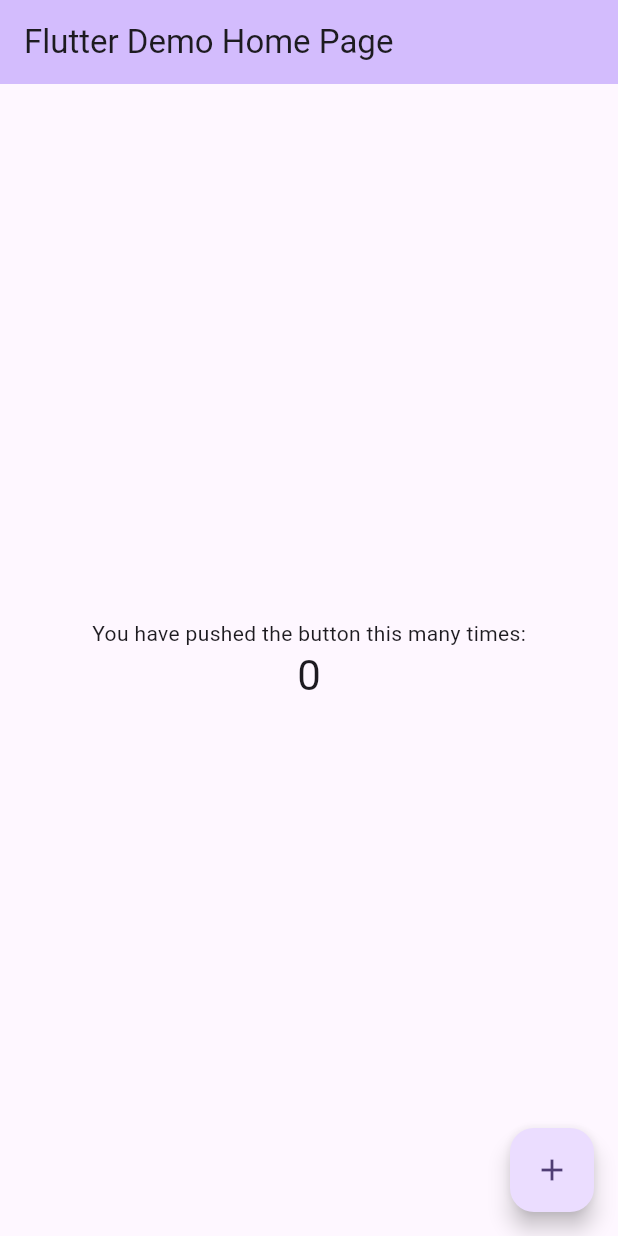
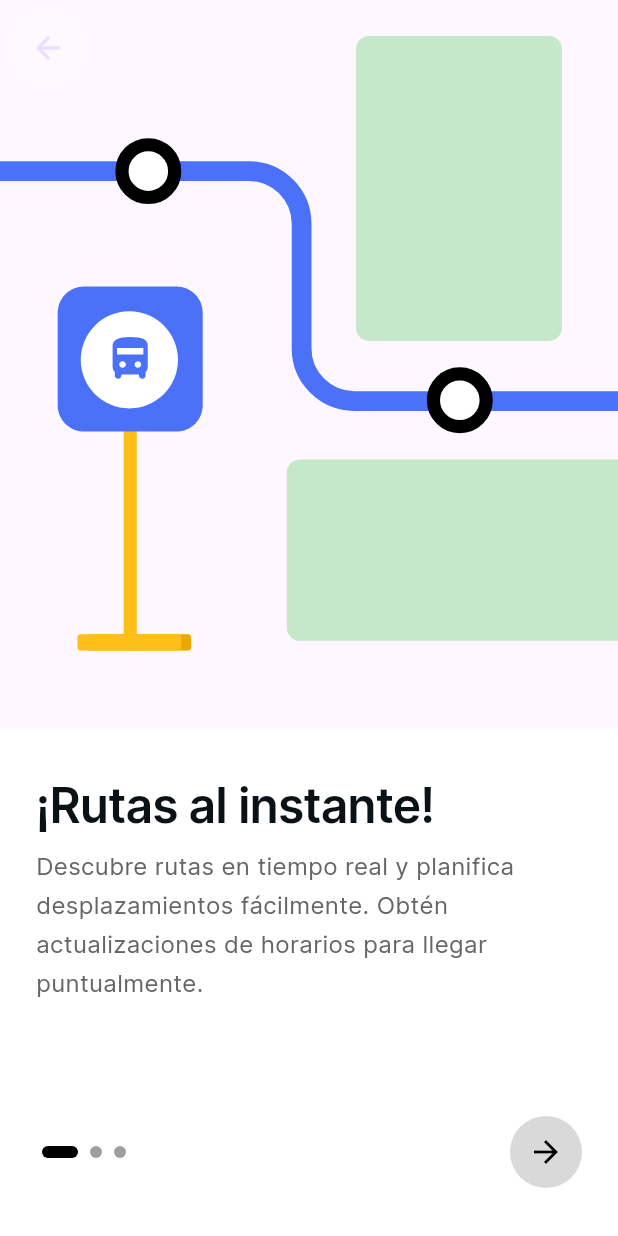
Before and after one commit to movilidad-up/simup-up-app, a Flutter app: the screen it shows after launch, on a phone screen of 412 x 824 dp. Run offline on Flutter 3.47's test engine with Material 3 defaults, Android fonts, the phone set to English and light mode, and no system bars; our stand-ins replace flutter_svg; generated files the repository leaves out were written again.

Commit message:
SMP-001 - Implements onboarding screen and resources.

```diff
--- /dev/null
+++ b/lib/l10n/app_en.arb
@@ -0,0 +1,26 @@
+{
+  "onboardTitle1": "Instant Routes!",
+  "@onboardTitle1": {
+    "description": "The first onboarding view title"
+  },
+  "onboardSubtitle1": "Discover real-time routes and easily plan your commutes. Get schedule updates to arrive on time.",
+  "@onboardSubtitle1": {
+    "description": "The first onboarding view subtitle"
+  },
+  "onboardTitle2": "Travel with Ease",
+  "@onboardTitle2": {
+    "description": "The second onboarding view title"
+  },
+  "onboardSubtitle2": "Explore transportation options from campus and choose the best one. Learn about available opportunities at each station.",
+  "@onboardSubtitle2": {
+    "description": "The second onboarding view subtitle"
+  },
+  "onboardTitle3": "Instant Notifications",
+  "@onboardTitle3": {
+    "description": "The third onboarding view title"
+  },
+  "onboardSubtitle3": "Receive alerts about bus status and travel worry-free. Stay informed at all times.",
+  "@onboardSubtitle3": {
+    "description": "The third onboarding view subtitle"
+  }
+}
--- /dev/null
+++ b/lib/l10n/app_es.arb
@@ -0,0 +1,8 @@
+{
+  "onboardTitle1": "¡Rutas al instante!",
+  "onboardSubtitle1": "Descubre rutas en tiempo real y planifica desplazamientos fácilmente. Obtén actualizaciones de horarios para llegar puntualmente.",
+  "onboardTitle2": "Desplázate con facilidad",
+  "onboardSubtitle2": "Explora opciones de transporte desde el campus y elige la mejor. Conoce oportunidades disponibles en cada estación.",
+  "onboardTitle3": "Notificaciones instantáneas",
+  "onboardSubtitle3": "Recibe alertas sobre el estado de los buses y viaja sin preocupaciones. Mantente informado en todo momento."
+}
--- /dev/null
+++ b/lib/l10n/l10n.dart
@@ -0,0 +1,7 @@
+import 'package:flutter/material.dart';
+
+class L10n {
+  static final all = [
+    const Locale('es'),
+  ];
+}
--- a/lib/main.dart
+++ b/lib/main.dart
@@ -1,125 +1,52 @@
 import 'package:flutter/material.dart';
+import 'package:flutter/services.dart';
+import 'package:flutter_localizations/flutter_localizations.dart';
+import 'package:flutter_gen/gen_l10n/app_localizations.dart';
+import 'package:simup_up/views/onboarding_view.dart';
+import 'l10n/l10n.dart';
 
-void main() {
-  runApp(const MyApp());
+Future<void> main() async {
+  WidgetsFlutterBinding.ensureInitialized();
+
+  SystemChrome.setPreferredOrientations(
+      [
+        DeviceOrientation.portraitUp,
+        DeviceOrientation.portraitDown
+      ]
+  );
+
+  runApp(
+    MyApp(),
+  );
 }
 
-class MyApp extends StatelessWidget {
-  const MyApp({super.key});
+class MyApp extends StatefulWidget {
+  const MyApp({Key? key}) : super(key: key);
 
-  // This widget is the root of your application.
   @override
-  Widget build(BuildContext context) {
-    return MaterialApp(
-      title: 'Flutter Demo',
-      theme: ThemeData(
-        // This is the theme of your application.
-        //
-        // TRY THIS: Try running your application with "flutter run". You'll see
-        // the application has a purple toolbar. Then, without quitting the app,
-        // try changing the seedColor in the colorScheme below to Colors.green
-        // and then invoke "hot reload" (save your changes or press the "hot
-        // reload" button in a Flutter-supported IDE, or press "r" if you used
-        // the command line to start the app).
-        //
-        // Notice that the counter didn't reset back to zero; the application
-        // state is not lost during the reload. To reset the state, use hot
-        // restart instead.
-        //
-        // This works for code too, not just values: Most code changes can be
-        // tested with just a hot reload.
-        colorScheme: ColorScheme.fromSeed(seedColor: Colors.deepPurple),
-        useMaterial3: true,
-      ),
-      home: const MyHomePage(title: 'Flutter Demo Home Page'),
-    );
-  }
+  _MyAppState createState() => _MyAppState();
 }
 
-class MyHomePage extends StatefulWidget {
-  const MyHomePage({super.key, required this.title});
-
-  // This widget is the home page of your application. It is stateful, meaning
-  // that it has a State object (defined below) that contains fields that affect
-  // how it looks.
-
-  // This class is the configuration for the state. It holds the values (in this
-  // case the title) provided by the parent (in this case the App widget) and
-  // used by the build method of the State. Fields in a Widget subclass are
-  // always marked "final".
-
-  final String title;
-
+class _MyAppState extends State<MyApp> with WidgetsBindingObserver {
   @override
-  State<MyHomePage> createState() => _MyHomePageState();
-}
-
-class _MyHomePageState extends State<MyHomePage> {
-  int _counter = 0;
-
-  void _incrementCounter() {
-    setState(() {
-      // This call to setState tells the Flutter framework that something has
-      // changed in this State, which causes it to rerun the build method below
-      // so that the display can reflect the updated values. If we changed
-      // _counter without calling setState(), then the build method would not be
-      // called again, and so nothing would appear to happen.
-      _counter++;
-    });
+  void initState() {
+    super.initState();
+    WidgetsBinding.instance.addObserver(this);
   }
 
   @override
   Widget build(BuildContext context) {
-    // This method is rerun every time setState is called, for instance as done
-    // by the _incrementCounter method above.
-    //
-    // The Flutter framework has been optimized to make rerunning build methods
-    // fast, so that you can just rebuild anything that needs updating rather
-    // than having to individually change instances of widgets.
-    return Scaffold(
-      appBar: AppBar(
-        // TRY THIS: Try changing the color here to a specific color (to
-        // Colors.amber, perhaps?) and trigger a hot reload to see the AppBar
-        // change color while the other colors stay the same.
-        backgroundColor: Theme.of(context).colorScheme.inversePrimary,
-        // Here we take the value from the MyHomePage object that was created by
-        // the App.build method, and use it to set our appbar title.
-        title: Text(widget.title),
-      ),
-      body: Center(
-        // Center is a layout widget. It takes a single child and positions it
-        // in the middle of the parent.
-        child: Column(
-          // Column is also a layout widget. It takes a list of children and
-          // arranges them vertically. By default, it sizes itself to fit its
-          // children horizontally, and tries to be as tall as its parent.
-          //
-          // Column has various properties to control how it sizes itself and
-          // how it positions its children. Here we use mainAxisAlignment to
-          // center the children vertically; the main axis here is the vertical
-          // axis because Columns are vertical (the cross axis would be
-          // horizontal).
-          //
-          // TRY THIS: Invoke "debug painting" (choose the "Toggle Debug Paint"
-          // action in the IDE, or press "p" in the console), to see the
-          // wireframe for each widget.
-          mainAxisAlignment: MainAxisAlignment.center,
-          children: <Widget>[
-            const Text(
-              'You have pushed the button this many times:',
-            ),
-            Text(
-              '$_counter',
-              style: Theme.of(context).textTheme.headlineMedium,
-            ),
-          ],
-        ),
-      ),
-      floatingActionButton: FloatingActionButton(
-        onPressed: _incrementCounter,
-        tooltip: 'Increment',
-        child: const Icon(Icons.add),
-      ), // This trailing comma makes auto-formatting nicer for build methods.
+    return MaterialApp(
+      title: 'Movilidad UP',
+      debugShowCheckedModeBanner: false,
+      supportedLocales: L10n.all,
+      localizationsDelegates: const [
+        AppLocalizations.delegate,
+        GlobalMaterialLocalizations.delegate,
+        GlobalWidgetsLocalizations.delegate,
+        GlobalCupertinoLocalizations.delegate,
+      ],
+      home: const OnboardingView(),
     );
   }
 }
--- /dev/null
+++ b/lib/views/components/onboarding_card.dart
@@ -0,0 +1,95 @@
+import 'package:flutter/material.dart';
+import 'package:simup_up/views/components/slider_dots.dart';
+import 'package:simup_up/views/styles/spaces.dart';
+
+class OnboardingCard extends StatelessWidget {
+  final int currentIndex;
+  final List<Map<String, String>> items;
+  final VoidCallback onNextPressed;
+
+  const OnboardingCard({super.key, required this.onNextPressed, required this.currentIndex, required this.items});
+
+  @override
+  Widget build(BuildContext context) {
+    double screenWidth = MediaQuery.of(context).size.width;
+    double screenHeight = MediaQuery.of(context).size.height;
+
+    return DecoratedBox(
+      decoration: const BoxDecoration(
+        color: Colors.white,
+      ),
+      child: Padding(
+        padding: const EdgeInsets.only(
+            top: 32.0,
+            right: 24.0,
+            bottom: 32.0,
+            left: 24.0
+        ),
+        child: SizedBox(
+          height: screenHeight / 3,
+          child: Column(
+            mainAxisAlignment: MainAxisAlignment.spaceBetween,
+            children: [
+              SizedBox(
+                width: screenWidth,
+                child: Column(
+                  crossAxisAlignment: CrossAxisAlignment.start,
+                  mainAxisAlignment: MainAxisAlignment.start,
+                  children: [
+                    Text(
+                      '${items[currentIndex]['title']}',
+                      style: const TextStyle(
+                          fontFamily: 'Inter',
+                          fontSize: 32,
+                          letterSpacing: -0.6,
+                          height: 0,
+                          fontWeight: FontWeight.w600,
+                          color: Color(0xFF0B1215)
+                      ),
+                      textAlign: TextAlign.start,
+                    ),
+                    VerticalSpacing(8.0),
+                    Text(
+                      '${items[currentIndex]['subtitle']}',
+                      style: const TextStyle(
+                          fontFamily: 'Inter',
+                          fontSize: 16,
+                          height: 1.6,
+                          fontWeight: FontWeight.normal,
+                          color: Color(0xFF666666)),
+                      textAlign: TextAlign.start,
+                    )
+                  ],
+                ),
+              ),
+              Row(
+                mainAxisAlignment: MainAxisAlignment.spaceBetween,
+                children: [
+                  SliderDots(
+                    dotNumber: 3,
+                    currentDot: currentIndex,
+                  ),
+                  GestureDetector(
+                    onTap: onNextPressed,
+                    child: DecoratedBox(
+                      decoration: BoxDecoration(
+                        color: Color(0xFFD9D9D9),
+                        borderRadius: BorderRadius.circular(100.0),
+                      ),
+                      child: const Padding(
+                        padding: const EdgeInsets.all(12.0),
+                        child: Icon(
+                          Icons.arrow_forward,
+                          color: Colors.black,
+                        ),
+                      ),
+                    ),
+                  )
+                ],
+              )
+            ],
+          ),
+        ),
+      ),);
+  }
+}
--- /dev/null
+++ b/lib/views/components/slider_dots.dart
@@ -0,0 +1,30 @@
+import 'package:flutter/material.dart';
+
+class SliderDots extends StatelessWidget {
+  final int dotNumber;
+  final int currentDot;
+
+  const SliderDots(
+      {super.key, required this.dotNumber, required this.currentDot});
+
+  @override
+  Widget build(BuildContext context) {
+    return Row(
+      mainAxisAlignment: MainAxisAlignment.center,
+      children: List.generate(
+        dotNumber,
+            (index) => AnimatedContainer(
+          duration: const Duration(milliseconds: 500),
+          curve: Curves.fastOutSlowIn,
+          width: index == currentDot ? 24.0 : 8.0,
+          height: 8.0,
+          margin: const EdgeInsets.symmetric(horizontal: 4.0),
+          decoration: BoxDecoration(
+            borderRadius: BorderRadius.circular(24.0),
+            color: index == currentDot ? Colors.black : Colors.grey,
+          ),
+        ),
+      ),
+    );
+  }
+}
--- /dev/null
+++ b/lib/views/get_started_view.dart
@@ -0,0 +1,13 @@
+import 'package:flutter/material.dart';
+
+class GetStartedView extends StatelessWidget {
+  const GetStartedView({super.key});
+
+
+  @override
+  Widget build(BuildContext context) {
+    return const Scaffold(
+      body: Text("Get Started View"),
+    );
+  }
+}
--- /dev/null
+++ b/lib/views/onboarding_view.dart
@@ -0,0 +1,108 @@
+import 'package:flutter/material.dart';
+import 'package:flutter_svg/svg.dart';
+import 'package:flutter_gen/gen_l10n/app_localizations.dart';
+import 'package:simup_up/views/components/onboarding_card.dart';
+import 'package:simup_up/views/get_started_view.dart';
+import 'package:simup_up/views/utils/custom-page-router.dart';
+
+class OnboardingView extends StatefulWidget {
+  const OnboardingView({super.key});
+
+  @override
+  State<OnboardingView> createState() => _OnboardingViewState();
+}
+
+class _OnboardingViewState extends State<OnboardingView> {
+  int currentView = 0;
+
+  @override
+  Widget build(BuildContext context) {
+    double screenWidth = MediaQuery.of(context).size.width;
+    double screenHeight = MediaQuery.of(context).size.height;
+    List<String> images = [
+      'assets/images/illustrations/get-started-routes.svg',
+      'assets/images/illustrations/get-started-displacement.svg',
+      'assets/images/illustrations/get-started-notifications.svg',
+    ];
+
+    void _updateNextView() {
+      setState(() {
+        if (currentView < 2) {
+          currentView++;
+        } else {
+          Navigator.of(context).push(CustomPageRoute(const GetStartedView()));
+        }
+      });
+    }
+
+    void _updatePreviousView() {
+      setState(() {
+        if (currentView > 0) {
+          currentView--;
+        }
+      });
+    }
+
+    return Scaffold(
+      backgroundColor: Theme.of(context).colorScheme.background,
+      body: SafeArea(
+        child: AnimatedSwitcher(
+          duration: const Duration(milliseconds: 180),
+          child: SizedBox(
+            key: UniqueKey(),
+            height: screenHeight,
+            width: screenWidth,
+            child: Stack(
+              children: [
+                Padding(
+                  padding: const EdgeInsets.only(top: 24.0),
+                  child: SvgPicture.asset(
+                    images.elementAt(currentView),
+                    fit: BoxFit.fitWidth,
+                    width: screenWidth,
+                  ),
+                ),
+                Padding(
+                  padding: const EdgeInsets.all(8.0),
+                  child: AnimatedOpacity(
+                    opacity: (currentView > 0) ? 1.0 : 0.4,
+                    duration: const Duration(milliseconds: 200),
+                    child: Container(
+                      decoration: BoxDecoration(
+                        color: Colors.white54,
+                        borderRadius: BorderRadius.circular(16.0),
+                      ),
+                      child: IconButton(
+                          onPressed: (currentView > 0) ? () {
+                            _updatePreviousView();
+                          } : null,
+                          icon: Icon(
+                            Icons.arrow_back,
+                            color: Theme.of(context).colorScheme.inversePrimary,
+                            size: 24.0,
+                          )),
+                    ),
+                  ),
+                ),
+                Positioned(
+                  bottom: 0.0,
+                  left: 0.0,
+                  right: 0.0,
+                  child: OnboardingCard(
+                    currentIndex: currentView,
+                    items: [
+                      {'title': AppLocalizations.of(context)!.onboardTitle1, 'subtitle': AppLocalizations.of(context)!.onboardSubtitle1},
+                      {'title': AppLocalizations.of(context)!.onboardTitle2, 'subtitle': AppLocalizations.of(context)!.onboardSubtitle2},
+                      {'title': AppLocalizations.of(context)!.onboardTitle3, 'subtitle': AppLocalizations.of(context)!.onboardSubtitle3},
+                    ],
+                    onNextPressed: _updateNextView,
+                  ),
+                ),
+              ],
+            ),
+          ),
+        ),
+      ),
+    );
+  }
+}
--- /dev/null
+++ b/lib/views/styles/spaces.dart
@@ -0,0 +1,4 @@
+import 'package:flutter/material.dart';
+
+Widget VerticalSpacing(double val) => SizedBox(height: val);
+Widget HorizontalSpacing(double val) => SizedBox(width: val);
--- /dev/null
+++ b/lib/views/utils/custom-page-router.dart
@@ -0,0 +1,27 @@
+import 'package:flutter/material.dart';
+
+class CustomPageRoute<T> extends PageRoute<T> {
+  CustomPageRoute(this.child);
+  @override
+  Color get barrierColor => Colors.black;
+
+  @override
+  String? get barrierLabel => null;
+
+  final Widget child;
+
+  @override
+  Widget buildPage(BuildContext context, Animation<double> animation,
+      Animation<double> secondaryAnimation) {
+    return FadeTransition(
+      opacity: animation,
+      child: child,
+    );
+  }
+
+  @override
+  bool get maintainState => true;
+
+  @override
+  Duration get transitionDuration => Duration(milliseconds: 500);
+}
```
Also changed, not shown: pubspec.yaml (+24 -1 lines), assets/fonts/Inter-Bold.ttf (added), assets/fonts/Inter-Medium.ttf (added), assets/fonts/Inter-Regular.ttf (added), assets/fonts/Inter-SemiBold.ttf (added), assets/images/illustrations/get-started-displacement.svg (added), assets/images/illustrations/get-started-notifications.svg (added), assets/images/illustrations/get-started-routes.svg (added), 1 other file.
